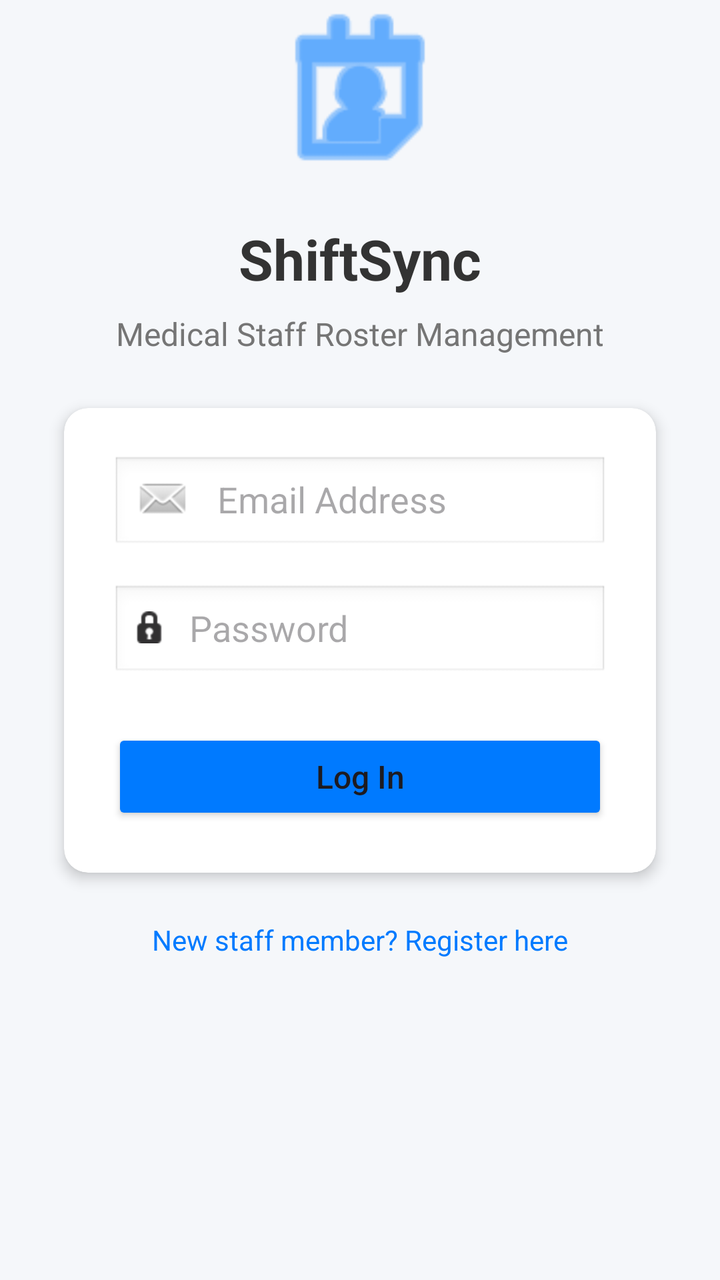
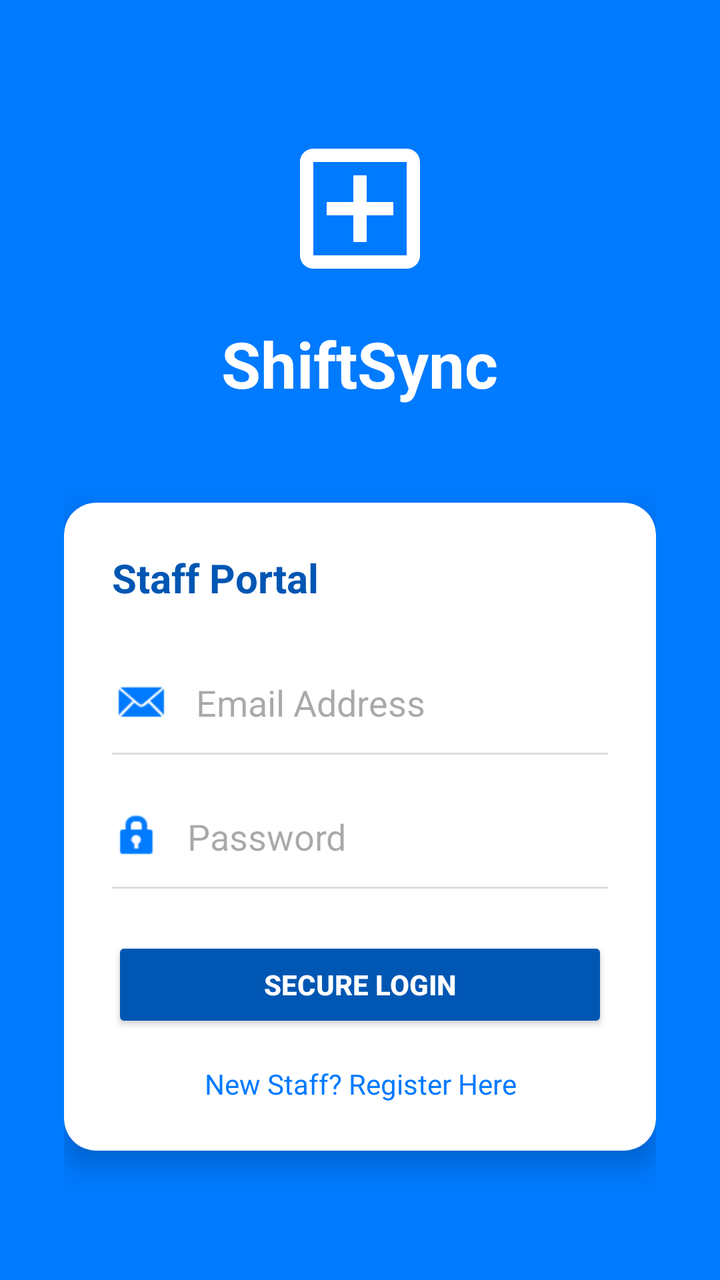

Screens rendered from an Android XML layout before and after an edit, with the pre-edit source and the edit as a unified diff.
<!-- AndroidManifest.xml: application theme Theme.ShiftSync -->
<!-- res/layout/activity_login.xml -->
<?xml version="1.0" encoding="utf-8"?>
<androidx.constraintlayout.widget.ConstraintLayout
    xmlns:android="http://schemas.android.com/apk/res/android"
    xmlns:app="http://schemas.android.com/apk/res-auto"
    xmlns:tools="http://schemas.android.com/tools"
    android:layout_width="match_parent"
    android:layout_height="match_parent"
    android:background="#F5F7FA"
    tools:context=".LoginActivity">

    <ImageView
        android:id="@+id/logoImage"
        android:layout_width="100dp"
        android:layout_height="100dp"
        android:src="@android:drawable/ic_menu_my_calendar"
        android:tint="#007AFF"
        app:layout_constraintBottom_toTopOf="@+id/titleText"
        app:layout_constraintEnd_toEndOf="parent"
        app:layout_constraintStart_toStartOf="parent"
        app:layout_constraintTop_toTopOf="parent"
        app:layout_constraintVertical_chainStyle="packed" />

    <TextView
        android:id="@+id/titleText"
        android:layout_width="wrap_content"
        android:layout_height="wrap_content"
        android:layout_marginTop="16dp"
        android:text="ShiftSync"
        android:textColor="#333333"
        android:textSize="28sp"
        android:textStyle="bold"
        app:layout_constraintBottom_toTopOf="@+id/subtitleText"
        app:layout_constraintEnd_toEndOf="parent"
        app:layout_constraintStart_toStartOf="parent"
        app:layout_constraintTop_toBottomOf="@+id/logoImage" />

    <TextView
        android:id="@+id/subtitleText"
        android:layout_width="wrap_content"
        android:layout_height="wrap_content"
        android:layout_marginTop="8dp"
        android:layout_marginBottom="32dp"
        android:text="Medical Staff Roster Management"
        android:textColor="#757575"
        android:textSize="16sp"
        app:layout_constraintBottom_toTopOf="@+id/cardView"
        app:layout_constraintEnd_toEndOf="parent"
        app:layout_constraintStart_toStartOf="parent"
        app:layout_constraintTop_toBottomOf="@+id/titleText" />

    <androidx.cardview.widget.CardView
        android:id="@+id/cardView"
        android:layout_width="0dp"
        android:layout_height="wrap_content"
        android:layout_marginStart="32dp"
        android:layout_marginEnd="32dp"
        app:cardCornerRadius="12dp"
        app:cardElevation="4dp"
        app:layout_constraintBottom_toBottomOf="parent"
        app:layout_constraintEnd_toEndOf="parent"
        app:layout_constraintStart_toStartOf="parent"
        app:layout_constraintTop_toTopOf="parent">

        <LinearLayout
            android:layout_width="match_parent"
            android:layout_height="wrap_content"
            android:orientation="vertical"
            android:padding="24dp">

            <EditText
                android:id="@+id/emailInput"
                android:layout_width="match_parent"
                android:layout_height="wrap_content"
                android:background="@android:drawable/edit_text"
                android:drawableStart="@android:drawable/sym_action_email"
                android:drawablePadding="12dp"
                android:hint="Email Address"
                android:inputType="textEmailAddress"
                android:minHeight="48dp" />

            <EditText
                android:id="@+id/passwordInput"
                android:layout_width="match_parent"
                android:layout_height="wrap_content"
                android:layout_marginTop="16dp"
                android:background="@android:drawable/edit_text"
                android:drawableStart="@android:drawable/ic_secure"
                android:drawablePadding="12dp"
                android:hint="Password"
                android:inputType="textPassword"
                android:minHeight="48dp" />

            <Button
                android:id="@+id/loginButton"
                android:layout_width="match_parent"
                android:layout_height="wrap_content"
                android:layout_marginTop="24dp"
                android:backgroundTint="#007AFF"
                android:text="Log In"
                android:textAllCaps="false"
                android:textSize="16sp" />
        </LinearLayout>
    </androidx.cardview.widget.CardView>

    <TextView
        android:id="@+id/registerLink"
        android:layout_width="wrap_content"
        android:layout_height="wrap_content"
        android:layout_marginTop="24dp"
        android:text="New staff member? Register here"
        android:textColor="#007AFF"
        app:layout_constraintEnd_toEndOf="parent"
        app:layout_constraintStart_toStartOf="parent"
        app:layout_constraintTop_toBottomOf="@+id/cardView" />

</androidx.constraintlayout.widget.ConstraintLayout>
<!-- resources referenced by this layout -->
<resources>
  <style name="Theme.ShiftSync" parent="Base.Theme.ShiftSync" />
  <style name="Base.Theme.ShiftSync" parent="Theme.Material3.DayNight.NoActionBar">
          
          
      </style>
</resources>

<!-- the commit's change to res/layout/activity_login.xml (unified diff, before → after) -->
@@ -1,65 +1,34 @@
 <?xml version="1.0" encoding="utf-8"?>
-<androidx.constraintlayout.widget.ConstraintLayout
-    xmlns:android="http://schemas.android.com/apk/res/android"
+<LinearLayout xmlns:android="http://schemas.android.com/apk/res/android"
     xmlns:app="http://schemas.android.com/apk/res-auto"
-    xmlns:tools="http://schemas.android.com/tools"
     android:layout_width="match_parent"
     android:layout_height="match_parent"
-    android:background="#F5F7FA"
-    tools:context=".LoginActivity">
+    android:orientation="vertical"
+    android:gravity="center"
+    android:background="@color/medical_blue"
+    android:padding="32dp">
 
     <ImageView
-        android:id="@+id/logoImage"
-        android:layout_width="100dp"
-        android:layout_height="100dp"
-        android:src="@android:drawable/ic_menu_my_calendar"
-        android:tint="#007AFF"
-        app:layout_constraintBottom_toTopOf="@+id/titleText"
-        app:layout_constraintEnd_toEndOf="parent"
-        app:layout_constraintStart_toStartOf="parent"
-        app:layout_constraintTop_toTopOf="parent"
-        app:layout_constraintVertical_chainStyle="packed" />
+        android:layout_width="80dp"
+        android:layout_height="80dp"
+        android:src="@drawable/ic_logo_hospital"
+        android:layout_marginBottom="16dp"
+        app:tint="@color/white"/>
 
     <TextView
-        android:id="@+id/titleText"
         android:layout_width="wrap_content"
         android:layout_height="wrap_content"
-        android:layout_marginTop="16dp"
         android:text="ShiftSync"
-        android:textColor="#333333"
-        android:textSize="28sp"
+        android:textSize="32sp"
         android:textStyle="bold"
-        app:layout_constraintBottom_toTopOf="@+id/subtitleText"
-        app:layout_constraintEnd_toEndOf="parent"
-        app:layout_constraintStart_toStartOf="parent"
-        app:layout_constraintTop_toBottomOf="@+id/logoImage" />
-
-    <TextView
-        android:id="@+id/subtitleText"
-        android:layout_width="wrap_content"
-        android:layout_height="wrap_content"
-        android:layout_marginTop="8dp"
-        android:layout_marginBottom="32dp"
-        android:text="Medical Staff Roster Management"
-        android:textColor="#757575"
-        android:textSize="16sp"
-        app:layout_constraintBottom_toTopOf="@+id/cardView"
-        app:layout_constraintEnd_toEndOf="parent"
-        app:layout_constraintStart_toStartOf="parent"
-        app:layout_constraintTop_toBottomOf="@+id/titleText" />
+        android:textColor="@color/white"
+        android:layout_marginBottom="48dp"/>
 
     <androidx.cardview.widget.CardView
-        android:id="@+id/cardView"
-        android:layout_width="0dp"
+        android:layout_width="match_parent"
         android:layout_height="wrap_content"
-        android:layout_marginStart="32dp"
-        android:layout_marginEnd="32dp"
-        app:cardCornerRadius="12dp"
-        app:cardElevation="4dp"
-        app:layout_constraintBottom_toBottomOf="parent"
-        app:layout_constraintEnd_toEndOf="parent"
-        app:layout_constraintStart_toStartOf="parent"
-        app:layout_constraintTop_toTopOf="parent">
+        app:cardCornerRadius="16dp"
+        app:cardElevation="8dp">
 
         <LinearLayout
             android:layout_width="match_parent"
@@ -67,50 +36,59 @@
             android:orientation="vertical"
             android:padding="24dp">
 
+            <TextView
+                android:layout_width="wrap_content"
+                android:layout_height="wrap_content"
+                android:text="Staff Portal"
+                android:textSize="20sp"
+                android:textStyle="bold"
+                android:textColor="@color/medical_dark"
+                android:layout_marginBottom="24dp"/>
+
             <EditText
-                android:id="@+id/emailInput"
+                android:id="@+id/loginEmail"
                 android:layout_width="match_parent"
-                android:layout_height="wrap_content"
-                android:background="@android:drawable/edit_text"
+                android:layout_height="50dp"
+                android:hint="Email Address"
+                android:background="@android:color/transparent"
                 android:drawableStart="@android:drawable/sym_action_email"
                 android:drawablePadding="12dp"
-                android:hint="Email Address"
-                android:inputType="textEmailAddress"
-                android:minHeight="48dp" />
+                android:drawableTint="@color/medical_blue"
+                android:inputType="textEmailAddress"/>
+
+            <View android:layout_width="match_parent" android:layout_height="1dp" android:background="#DDD" android:layout_marginBottom="16dp"/>
 
             <EditText
-                android:id="@+id/passwordInput"
+                android:id="@+id/loginPass"
                 android:layout_width="match_parent"
-                android:layout_height="wrap_content"
-                android:layout_marginTop="16dp"
-                android:background="@android:drawable/edit_text"
-                android:drawableStart="@android:drawable/ic_secure"
+                android:layout_height="50dp"
+                android:hint="Password"
+                android:background="@android:color/transparent"
+                android:drawableStart="@android:drawable/ic_lock_idle_lock"
                 android:drawablePadding="12dp"
-                android:hint="Password"
-                android:inputType="textPassword"
-                android:minHeight="48dp" />
+                android:drawableTint="@color/medical_blue"
+                android:inputType="textPassword"/>
+
+            <View android:layout_width="match_parent" android:layout_height="1dp" android:background="#DDD" android:layout_marginBottom="24dp"/>
 
             <Button
                 android:id="@+id/loginButton"
                 android:layout_width="match_parent"
                 android:layout_height="wrap_content"
-                android:layout_marginTop="24dp"
-                android:backgroundTint="#007AFF"
-                android:text="Log In"
-                android:textAllCaps="false"
-                android:textSize="16sp" />
+                android:text="Secure Login"
+                android:backgroundTint="@color/medical_dark"
+                android:textColor="@color/white"
+                android:textStyle="bold"/>
+
+            <TextView
+                android:id="@+id/goToRegister"
+                android:layout_width="match_parent"
+                android:layout_height="wrap_content"
+                android:text="New Staff? Register Here"
+                android:gravity="center"
+                android:paddingTop="16dp"
+                android:textColor="@color/medical_blue"/>
+
         </LinearLayout>
     </androidx.cardview.widget.CardView>
-
-    <TextView
-        android:id="@+id/registerLink"
-        android:layout_width="wrap_content"
-        android:layout_height="wrap_content"
-        android:layout_marginTop="24dp"
-        android:text="New staff member? Register here"
-        android:textColor="#007AFF"
-        app:layout_constraintEnd_toEndOf="parent"
-        app:layout_constraintStart_toStartOf="parent"
-        app:layout_constraintTop_toBottomOf="@+id/cardView" />
-
-</androidx.constraintlayout.widget.ConstraintLayout>
+</LinearLayout>
<!-- resource entries referenced after the edit -->
@@ -1,5 +1,19 @@
 <!-- resources referenced by this layout -->
 <resources>
+  <color name="medical_blue">#007AFF</color>
+  <color name="medical_dark">#0056B3</color>
+  <color name="white">#FFFFFFFF</color>
+  <!-- drawable ic_logo_hospital (drawable) -->
+  <vector xmlns:android="http://schemas.android.com/apk/res/android"
+      android:width="24dp"
+      android:height="24dp"
+      android:viewportWidth="24"
+      android:viewportHeight="24"
+      android:tint="#FFFFFF">
+      <path
+          android:fillColor="@android:color/white"
+          android:pathData="M19,3H5C3.9,3 3,3.9 3,5v14c0,1.1 0.9,2 2,2h14c1.1,0 2,-0.9 2,-2V5C21,3.9 20.1,3 19,3zM19,19H5V5h14V19zM11,17h2v-4h4v-2h-4V7h-2v4H7v2h4V17z"/>
+  </vector>
   <style name="Theme.ShiftSync" parent="Base.Theme.ShiftSync" />
   <style name="Base.Theme.ShiftSync" parent="Theme.Material3.DayNight.NoActionBar">
           
